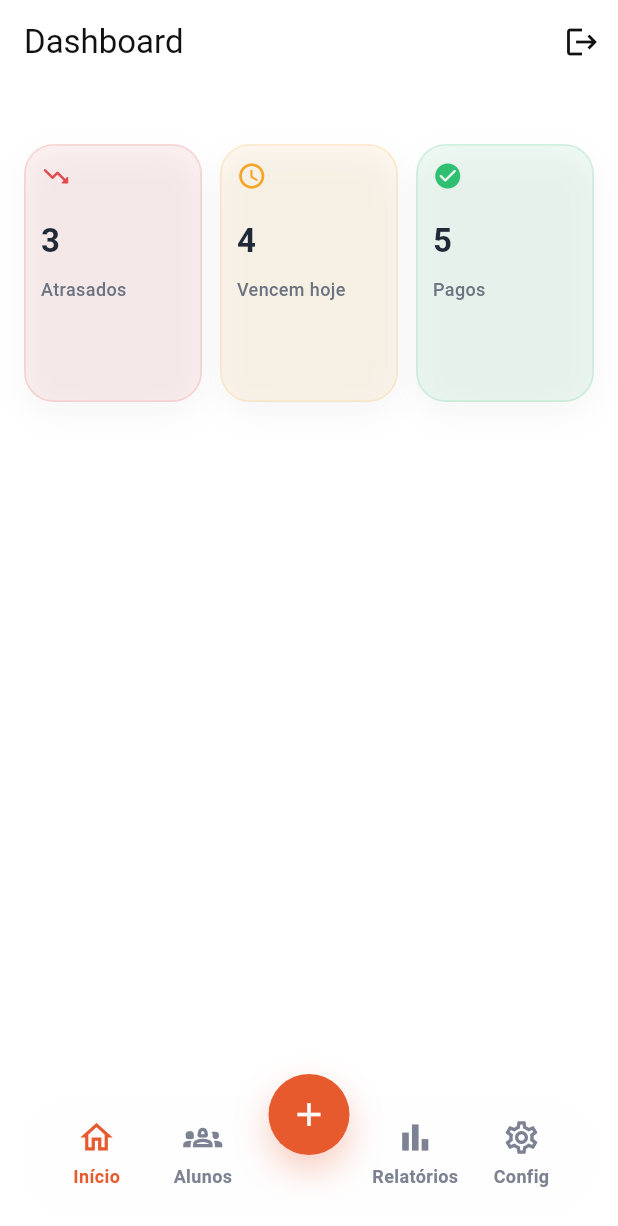
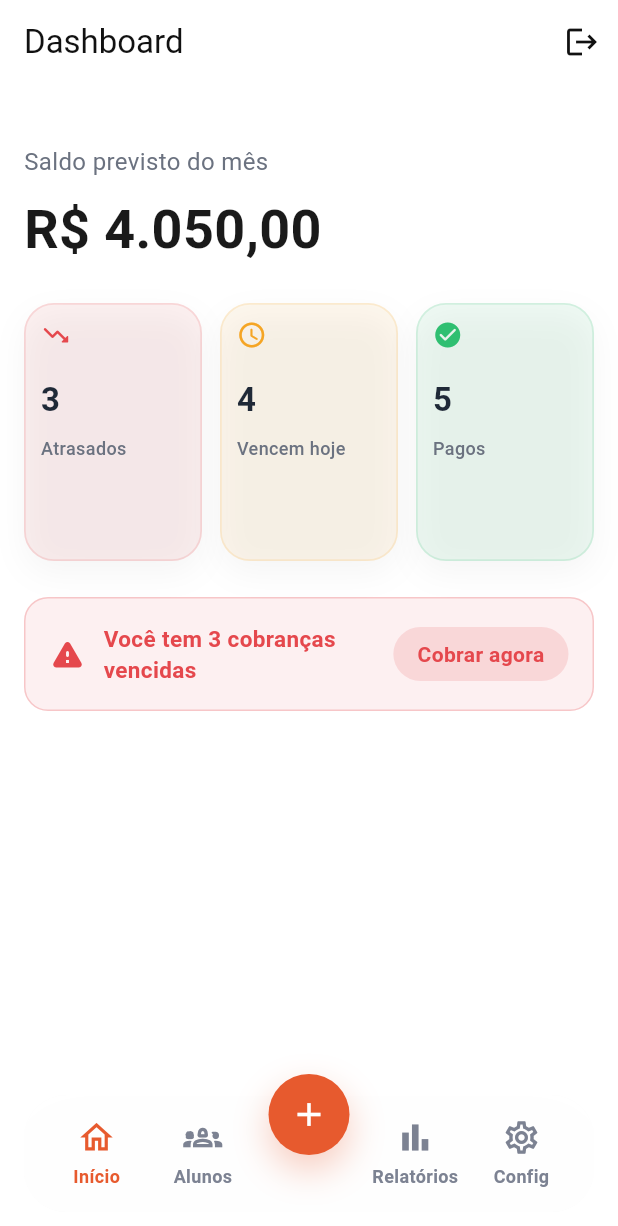
Before and after one commit to hpzynha/cobranca_app, a Flutter app: the screen it shows once a user with an empty profile is signed in, on a phone screen of 412 x 824 dp. Shown: the top 1226 px of the screen. Run offline on Flutter 3.47's test engine with Material 3 defaults, Android fonts, the phone set to English and light mode, and no system bars; our stand-ins replace flutter_riverpod, flutter_svg, go_router, shared_preferences, supabase_flutter; accounts and stored records are empty.

Commit message:
month e overdue

```diff
--- a/lib/features/auth/presentation/pages/home_screen.dart
+++ b/lib/features/auth/presentation/pages/home_screen.dart
@@ -1,5 +1,7 @@
 import 'package:app_cobranca/features/auth/presentation/widgets/bottom_bar.dart';
 import 'package:app_cobranca/features/auth/presentation/widgets/dashboard_status_card.dart';
+import 'package:app_cobranca/features/auth/presentation/widgets/monthly_balance_header.dart';
+import 'package:app_cobranca/features/auth/presentation/widgets/overdue_alert_card.dart';
 import 'package:flutter/material.dart';
 import 'package:go_router/go_router.dart';
 import 'package:supabase_flutter/supabase_flutter.dart';
@@ -30,6 +32,8 @@ class HomeScreen extends StatelessWidget {
         child: Column(
           crossAxisAlignment: CrossAxisAlignment.start,
           children: [
+            const SizedBox(height: 24),
+            const MonthlyBalanceHeader(amount: 4050.00),
             const SizedBox(height: 24),
 
             LayoutBuilder(
@@ -78,6 +82,13 @@ class HomeScreen extends StatelessWidget {
 
             const SizedBox(height: 24),
 
+            OverdueAlertCard(
+              overdueCount: 3,
+              onTap: () {
+                // navegar para lista de atrasados
+              },
+            ),
+
             // Aqui depois entra lista de alunos
           ],
         ),
--- /dev/null
+++ b/lib/features/auth/presentation/widgets/monthly_balance_header.dart
@@ -0,0 +1,35 @@
+import 'package:flutter/material.dart';
+import 'package:intl/intl.dart';
+
+class MonthlyBalanceHeader extends StatelessWidget {
+  final double amount;
+
+  const MonthlyBalanceHeader({super.key, required this.amount});
+
+  String _formatCurrency(double value) {
+    final format = NumberFormat.currency(locale: 'pt_BR', symbol: 'R\$');
+    return format.format(value);
+  }
+
+  @override
+  Widget build(BuildContext context) {
+    return Column(
+      crossAxisAlignment: CrossAxisAlignment.start,
+      children: [
+        const Text(
+          "Saldo previsto do mês",
+          style: TextStyle(fontSize: 16, color: Color(0xFF6B7280)),
+        ),
+        const SizedBox(height: 8),
+        Text(
+          _formatCurrency(amount),
+          style: const TextStyle(
+            fontSize: 36,
+            fontWeight: FontWeight.bold,
+            color: Color(0xFF1A1A1A),
+          ),
+        ),
+      ],
+    );
+  }
+}
--- /dev/null
+++ b/lib/features/auth/presentation/widgets/overdue_alert_card.dart
@@ -0,0 +1,61 @@
+import 'package:flutter/material.dart';
+
+class OverdueAlertCard extends StatelessWidget {
+  final int overdueCount;
+  final VoidCallback onTap;
+
+  const OverdueAlertCard({
+    super.key,
+    required this.overdueCount,
+    required this.onTap,
+  });
+
+  @override
+  Widget build(BuildContext context) {
+    if (overdueCount == 0) {
+      return const SizedBox.shrink();
+    }
+
+    const Color danger = Color(0xFFE5484D);
+
+    return Container(
+      padding: const EdgeInsets.all(16),
+      decoration: BoxDecoration(
+        color: danger.withValues(alpha: 0.08),
+        borderRadius: BorderRadius.circular(16),
+        border: Border.all(color: danger.withValues(alpha: 0.25)),
+      ),
+      child: Row(
+        children: [
+          Icon(Icons.warning_rounded, color: danger),
+          const SizedBox(width: 12),
+          Expanded(
+            child: Text(
+              "Você tem $overdueCount cobranças vencidas",
+              style: const TextStyle(
+                fontSize: 15,
+                fontWeight: FontWeight.w600,
+                color: danger,
+              ),
+            ),
+          ),
+          const SizedBox(width: 12),
+          GestureDetector(
+            onTap: onTap,
+            child: Container(
+              padding: const EdgeInsets.symmetric(horizontal: 16, vertical: 8),
+              decoration: BoxDecoration(
+                color: danger.withValues(alpha: 0.15),
+                borderRadius: BorderRadius.circular(999),
+              ),
+              child: const Text(
+                "Cobrar agora",
+                style: TextStyle(fontWeight: FontWeight.w600, color: danger),
+              ),
+            ),
+          ),
+        ],
+      ),
+    );
+  }
+}
--- a/pubspec.yaml
+++ b/pubspec.yaml
@@ -36,6 +36,7 @@ dependencies:
   freezed_annotation: ^2.4.0
   json_annotation: ^4.9.0
   google_sign_in: ^7.2.0
+  intl: ^0.20.2
 
 
   # The following adds the Cupertino Icons font to your application.
```
Also changed, not shown: pubspec.lock.
